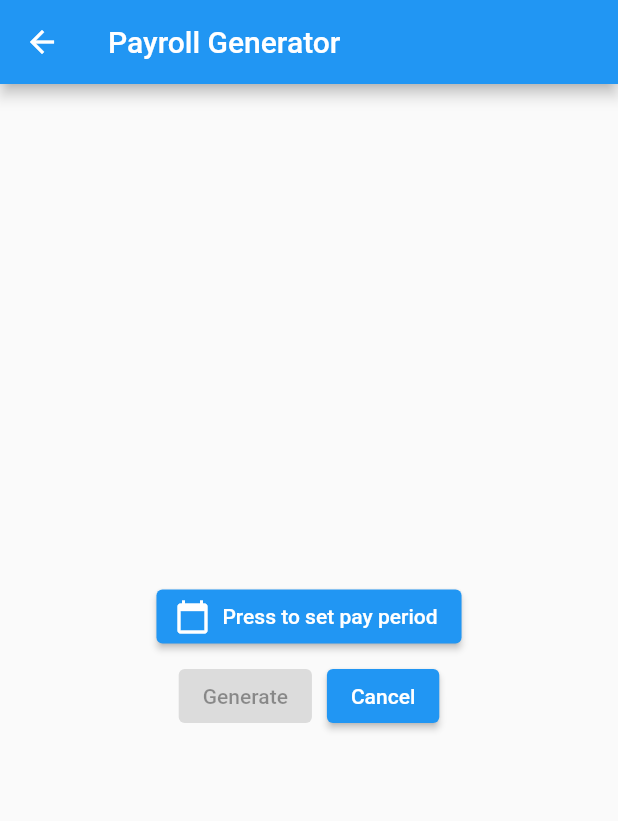
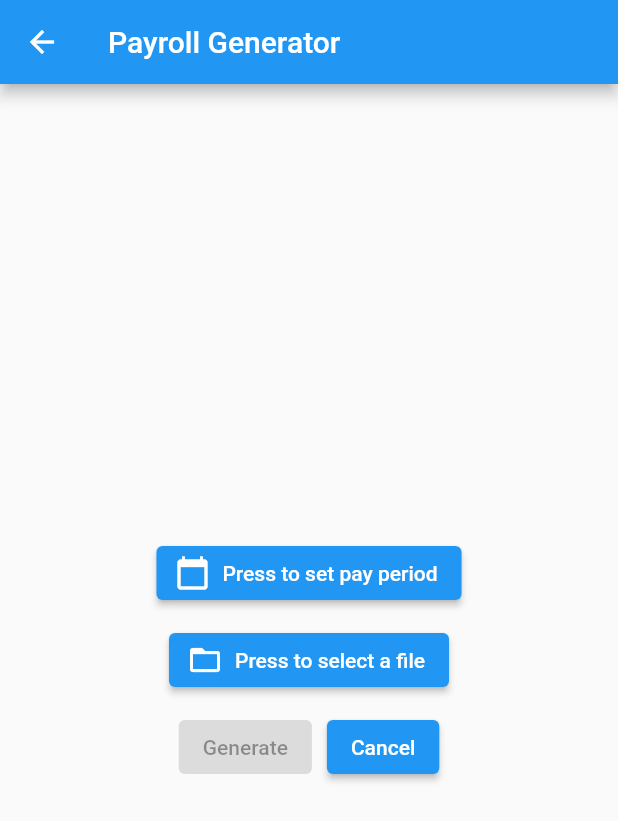
Before and after one commit to brocksmall22/project-timesaver, a Flutter app: the PayrollUI screen opened directly, on a phone screen of 412 x 824 dp. Shown: the top 821 px of the screen. Run offline on Flutter 3.47's test engine with Material 2 defaults, Android fonts, the phone set to English and light mode, and no system bars; missing offline and left inert: filepicker_windows.

Commit message:
Adds file selecting in payroll UI Significant refactoring

```diff
--- /dev/null
+++ b/lib/basic_actions.dart
@@ -0,0 +1,10 @@
+import 'package:flutter/cupertino.dart';
+import 'package:flutter/material.dart';
+
+//This action will add a page to the layout stack. The "page" variable is a new
+//class object (i.e. payrollUI()).
+class BasicActions {
+  static nextPage(BuildContext context, page) {
+    Navigator.push(context, MaterialPageRoute(builder: (context) => page));
+  }
+}
--- /dev/null
+++ b/lib/basic_widgets.dart
@@ -0,0 +1,50 @@
+import 'package:flutter/material.dart';
+import 'basic_actions.dart';
+
+class BasicWidgets {
+  //This widget is a wrapper for a Padding with 5 on all sides
+  static Widget pad(Widget toPad) {
+    return Padding(
+      padding: const EdgeInsets.all(5),
+      child: toPad,
+    );
+  }
+
+  //This widget is a wrapper for a SizeBox with a width of 150
+  static Widget mainBox(Widget toBox) {
+    return SizedBox(
+      width: 150,
+      child: toBox,
+    );
+  }
+
+  //This is a wrapper for a the Column widget with center aligned elements
+  static Widget vertical(List<Widget> widgets) {
+    return Column(
+      mainAxisAlignment: MainAxisAlignment.center,
+      children: widgets,
+    );
+  }
+
+  //This is a wrapper for a the Row widget with center aligned elements
+  static Widget horizontal(List<Widget> widgets) {
+    return Row(
+      mainAxisAlignment: MainAxisAlignment.center,
+      children: widgets,
+    );
+  }
+
+  //This is a wrapper for all of the nav buttons on the main page. The "page"
+  //variable is a class variable, such as "payrollUI()"
+  static Widget mainNavigationButton(BuildContext context, String text, page) {
+    //This if, and everything in it, can be removed when all main UI buttons
+    //have a page they link to
+    if (page == null) {
+      return pad(mainBox(ElevatedButton(onPressed: null, child: Text(text))));
+    }
+
+    return pad(mainBox(ElevatedButton(
+        onPressed: () => BasicActions.nextPage(context, page),
+        child: Text(text))));
+  }
+}
--- a/lib/payroll.dart
+++ b/lib/payroll.dart
@@ -1,5 +1,8 @@
+import 'dart:io';
 import 'package:flutter/material.dart';
+import 'package:flutter_application_1/basic_widgets.dart';
 import 'package:intl/intl.dart';
+import 'package:filepicker_windows/filepicker_windows.dart';
 
 class PayrollUI extends StatefulWidget {
   const PayrollUI({Key? key}) : super(key: key);
@@ -9,20 +12,34 @@ class PayrollUI extends StatefulWidget {
 }
 
 class _PayrollUIState extends State<PayrollUI> {
-  //TODO: Add code for error messages. Cannot be properly implemented until the REST API is complete
+  //TODO: Add code for error messages. Cannot be properly implemented until the
+  //REST API is complete
+  //TODO: Remove the redamentary file picking dialogue when we have
+  //OneDrive integration
   DateTimeRange _dates =
       DateTimeRange(start: DateTime.now(), end: DateTime.now());
   bool _hasDates = false;
+  OpenFilePicker file = OpenFilePicker()
+    ..filterSpecification = {
+      'Excel Document (*.xlsx; *.xls)': '*.xlsx;*.xls',
+      'All Files': '*.*'
+    }
+    ..defaultFilterIndex = 0
+    ..defaultExtension = 'xlsx'
+    ..title = 'Select a document';
+  File result = File("");
 
   Future<bool> _submitToPython() async {
-    //TODO: add the code to connect python and flutter. Cannot be properly implemented until the REST API is complete
+    //TODO: add the code to connect python and flutter.
+    //Cannot be properly implemented until the REST API is complete
     await Future.delayed(const Duration(seconds: 1));
     print("It works!");
     return true;
   }
 
   void _checkDates() {
-    if (_dates.duration.inDays == 0) {
+    //Remove everything after "0" in this if when OneDrive is integrated
+    if (_dates.duration.inDays == 0 || result.path.isEmpty) {
       _hasDates = false;
     } else {
       _hasDates = true;
@@ -40,37 +57,31 @@ class _PayrollUIState extends State<PayrollUI> {
     }
   }
 
+  String _getFileName() {
+    if (result.path == "") {
+      return "Press to select a file";
+    } else {
+      return "Selected: " + result.path.split("\\").last;
+    }
+  }
+
   @override
   Widget build(BuildContext context) {
     return Scaffold(
         appBar: AppBar(
           title: const Text("Payroll Generator"),
         ),
-        body: Column(
-          mainAxisAlignment: MainAxisAlignment.center,
-          children: <Widget>[
+        body: BasicWidgets.vertical(
+          [
             _getDate(context),
-            Row(
-              mainAxisAlignment: MainAxisAlignment.center,
-              children: [
-                Padding(
-                  padding: const EdgeInsets.all(5),
-                  child: _generatePayroll(context),
-                ),
-                Padding(
-                  padding: const EdgeInsets.all(5),
-                  child: _cancel(context),
-                )
-              ],
-            ),
+            _getFile(context),
+            _confirmationButtons(context),
           ],
         ));
   }
 
   Widget _getDate(BuildContext context) {
-    return ConstrainedBox(
-      constraints: const BoxConstraints(maxWidth: 300),
-      child: ElevatedButton.icon(
+    return BasicWidgets.pad(ElevatedButton.icon(
       icon: const Icon(Icons.calendar_today),
       label: Text(_getDateRange()),
       onPressed: () async {
@@ -83,8 +94,8 @@ class _PayrollUIState extends State<PayrollUI> {
                   children: [
                     Center(
                       child: ConstrainedBox(
-                            constraints: const BoxConstraints(
-                                maxWidth: 400, maxHeight: 630),
+                        constraints:
+                            const BoxConstraints(maxWidth: 400, maxHeight: 630),
                         child: child,
                       ),
                     )
@@ -99,8 +110,19 @@ class _PayrollUIState extends State<PayrollUI> {
             lastDate: DateTime(DateTime.now().year + 1)))!;
         _checkDates();
         setState(() {});
-          }),
-    );
+      },
+    ));
+  }
+
+  Widget _getFile(BuildContext context) {
+    return BasicWidgets.pad(ElevatedButton.icon(
+        onPressed: () async {
+          result = file.getFile()!;
+          _checkDates();
+          setState(() {});
+        },
+        icon: const Icon(Icons.folder_open),
+        label: Text(_getFileName())));
   }
 
   Widget _generatePayroll(BuildContext context) {
@@ -119,7 +141,7 @@ class _PayrollUIState extends State<PayrollUI> {
                             action: SnackBarAction(
                               label: "Open file",
                               onPressed: () => {
-                                //TODO: Code for opening the file
+                                //TODO: Code for opening the generated file
                               },
                               textColor: Colors.white,
                             )),
@@ -142,4 +164,13 @@ class _PayrollUIState extends State<PayrollUI> {
     return ElevatedButton(
         onPressed: () => Navigator.pop(context), child: const Text("Cancel"));
   }
+
+  Widget _confirmationButtons(BuildContext context) {
+    return BasicWidgets.horizontal(
+      [
+        BasicWidgets.pad(_generatePayroll(context)),
+        BasicWidgets.pad(_cancel(context))
+      ],
+    );
   }
+}
--- a/pubspec.yaml
+++ b/pubspec.yaml
@@ -35,6 +35,7 @@ dependencies:
   # Use with the CupertinoIcons class for iOS style icons.
   cupertino_icons: ^1.0.2
   intl: ^0.17.0
+  filepicker_windows: ^2.0.0
 
 dev_dependencies:
   flutter_test:
```
Also changed, not shown: pubspec.lock. Lines whose indentation alone changed are shown as unchanged.
